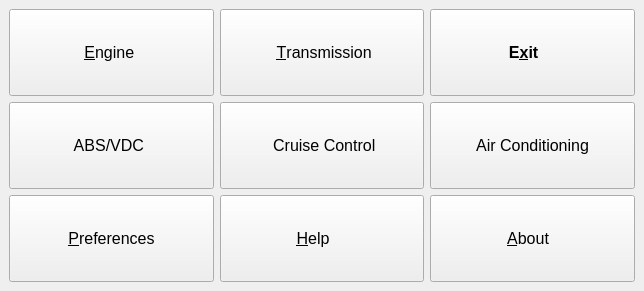
Above: ui/small/FreeSSM.ui from nikolaykm/FreeSSM before the change. Below: the same form after it.
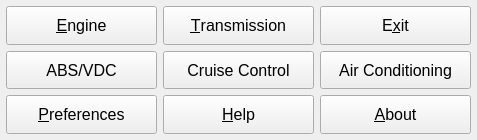
That is the form after the change. Icons and pictures are not drawn.

Commit message: Adjusting FreeSSM small UI so it can fit on 480 widht screens

Patch:
```diff
--- a/ui/small/FreeSSM.ui
+++ b/ui/small/FreeSSM.ui
@@ -6,8 +6,8 @@
    <rect>
     <x>0</x>
     <y>0</y>
-    <width>644</width>
-    <height>291</height>
+    <width>477</width>
+    <height>140</height>
    </rect>
   </property>
   <property name="sizePolicy">
@@ -33,6 +33,9 @@
     <family>Liberation Sans</family>
    </font>
   </property>
+  <property name="toolButtonStyle">
+   <enum>Qt::ToolButtonIconOnly</enum>
+  </property>
   <widget class="QWidget" name="centralwidget">
    <property name="sizePolicy">
     <sizepolicy hsizetype="Expanding" vsizetype="Expanding">
@@ -41,6 +44,18 @@
     </sizepolicy>
    </property>
    <layout class="QGridLayout" name="gridLayout_2">
+    <property name="leftMargin">
+     <number>6</number>
+    </property>
+    <property name="topMargin">
+     <number>6</number>
+    </property>
+    <property name="rightMargin">
+     <number>6</number>
+    </property>
+    <property name="bottomMargin">
+     <number>6</number>
+    </property>
     <item row="0" column="0">
      <layout class="QGridLayout" name="gridLayout">
       <property name="sizeConstraint">
@@ -60,12 +75,21 @@
         <property name="font">
          <font>
           <pointsize>12</pointsize>
-          <weight>75</weight>
-          <bold>true</bold>
+          <weight>50</weight>
+          <bold>false</bold>
          </font>
         </property>
+        <property name="cursor">
+         <cursorShape>PointingHandCursor</cursorShape>
+        </property>
+        <property name="layoutDirection">
+         <enum>Qt::LeftToRight</enum>
+        </property>
+        <property name="autoFillBackground">
+         <bool>false</bool>
+        </property>
         <property name="text">
-         <string>          E&amp;xit              </string>
+         <string>E&amp;xit</string>
         </property>
         <property name="icon">
          <iconset resource="../../resources/FreeSSM.qrc">
@@ -77,6 +101,15 @@
           <height>32</height>
          </size>
         </property>
+        <property name="autoDefault">
+         <bool>false</bool>
+        </property>
+        <property name="default">
+         <bool>false</bool>
+        </property>
+        <property name="flat">
+         <bool>false</bool>
+        </property>
        </widget>
       </item>
       <item row="1" column="1">
@@ -93,10 +126,12 @@
         <property name="font">
          <font>
           <pointsize>12</pointsize>
+          <weight>50</weight>
+          <bold>false</bold>
          </font>
         </property>
         <property name="text">
-         <string>  Cruise Control </string>
+         <string>Cruise Control</string>
         </property>
         <property name="icon">
          <iconset resource="../../resources/FreeSSM.qrc">
@@ -121,10 +156,12 @@
         <property name="font">
          <font>
           <pointsize>12</pointsize>
+          <weight>50</weight>
+          <bold>false</bold>
          </font>
         </property>
         <property name="text">
-         <string>    &amp;Preferences    </string>
+         <string>&amp;Preferences</string>
         </property>
         <property name="icon">
          <iconset resource="../../resources/FreeSSM.qrc">
@@ -149,10 +186,12 @@
         <property name="font">
          <font>
           <pointsize>12</pointsize>
+          <weight>50</weight>
+          <bold>false</bold>
          </font>
         </property>
         <property name="text">
-         <string>         &amp;Help             </string>
+         <string>&amp;Help</string>
         </property>
         <property name="icon">
          <iconset resource="../../resources/FreeSSM.qrc">
@@ -177,10 +216,12 @@
         <property name="font">
          <font>
           <pointsize>12</pointsize>
+          <weight>50</weight>
+          <bold>false</bold>
          </font>
         </property>
         <property name="text">
-         <string>      ABS/VDC       </string>
+         <string>ABS/VDC</string>
         </property>
         <property name="icon">
          <iconset resource="../../resources/FreeSSM.qrc">
@@ -205,10 +246,12 @@
         <property name="font">
          <font>
           <pointsize>12</pointsize>
+          <weight>50</weight>
+          <bold>false</bold>
          </font>
         </property>
         <property name="text">
-         <string>   &amp;Transmission  </string>
+         <string>&amp;Transmission</string>
         </property>
         <property name="icon">
          <iconset resource="../../resources/FreeSSM.qrc">
@@ -233,6 +276,8 @@
         <property name="font">
          <font>
           <pointsize>12</pointsize>
+          <weight>50</weight>
+          <bold>false</bold>
          </font>
         </property>
         <property name="text">
@@ -248,6 +293,9 @@
           <height>32</height>
          </size>
         </property>
+        <property name="flat">
+         <bool>false</bool>
+        </property>
        </widget>
       </item>
       <item row="2" column="2">
@@ -261,10 +309,12 @@
         <property name="font">
          <font>
           <pointsize>12</pointsize>
+          <weight>50</weight>
+          <bold>false</bold>
          </font>
         </property>
         <property name="text">
-         <string>         &amp;About           </string>
+         <string>&amp;About</string>
         </property>
         <property name="icon">
          <iconset resource="../../resources/FreeSSM.qrc">
@@ -289,10 +339,18 @@
         <property name="font">
          <font>
           <pointsize>12</pointsize>
+          <weight>50</weight>
+          <bold>false</bold>
          </font>
         </property>
+        <property name="cursor">
+         <cursorShape>PointingHandCursor</cursorShape>
+        </property>
+        <property name="layoutDirection">
+         <enum>Qt::LeftToRight</enum>
+        </property>
         <property name="text">
-         <string>        &amp;Engine         </string>
+         <string>&amp;Engine</string>
         </property>
         <property name="icon">
          <iconset resource="../../resources/FreeSSM.qrc">
```
Left out of the diff: 21 changed lines with no effect on the pictures.
